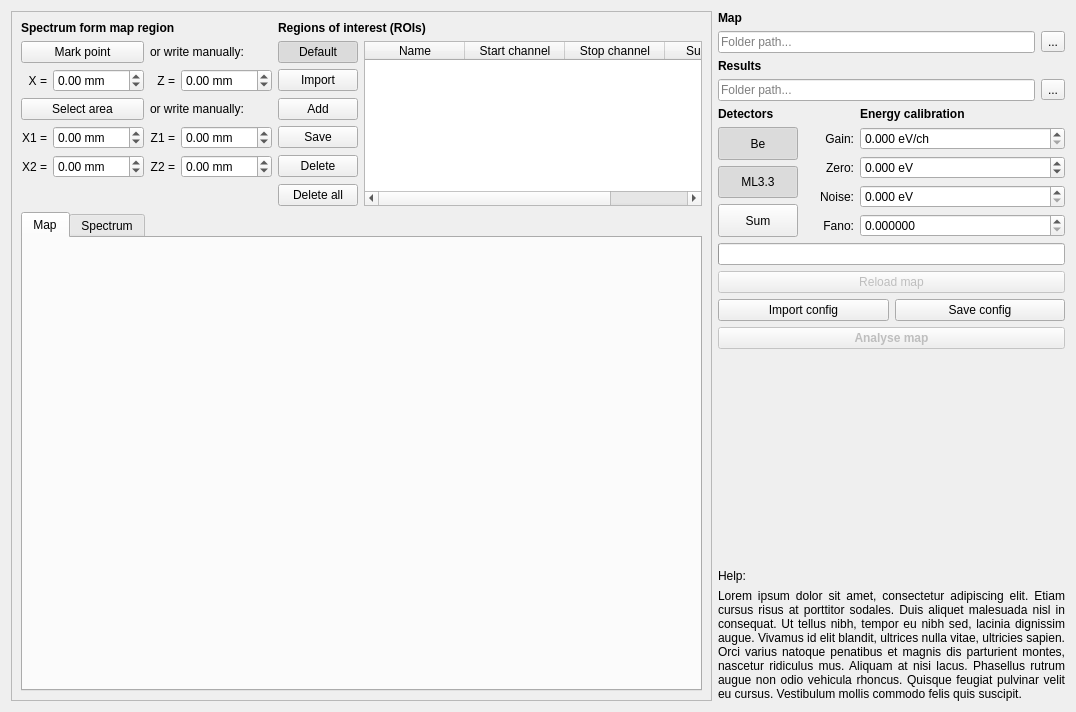
Qt form single.ui (pfilipl/PolyX-XRF-Data-Analyser) before a commit.
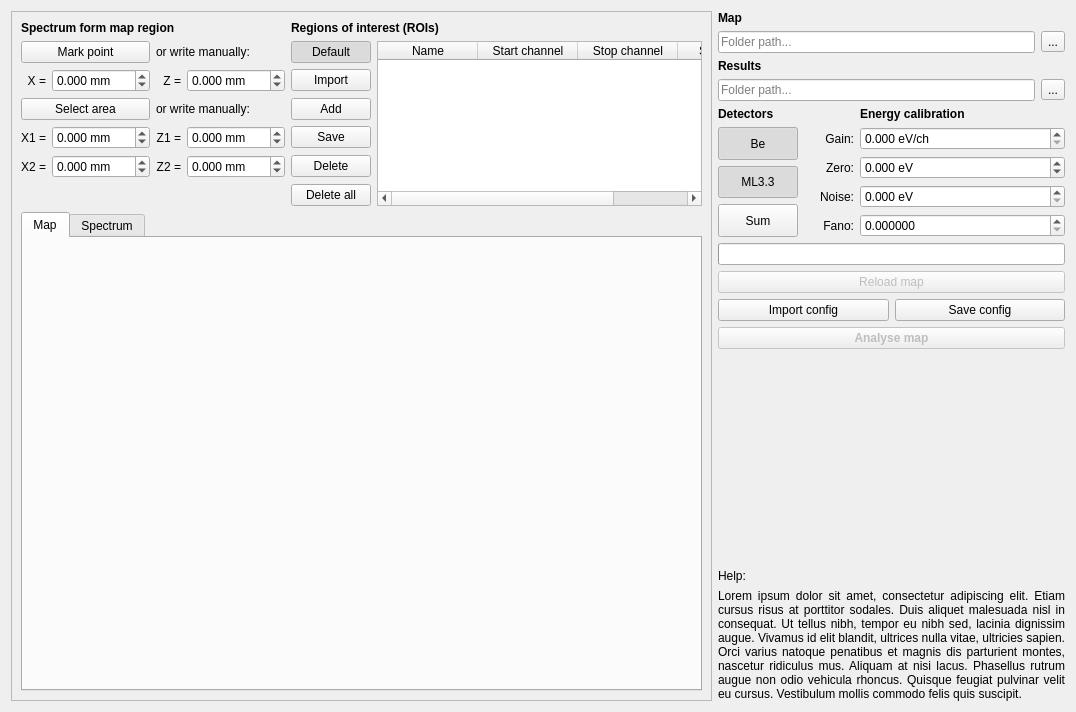
The same form after that commit.

Commit message: Saving and importing single calibration

Patch:
```diff
--- a/single.ui
+++ b/single.ui
@@ -258,6 +258,9 @@
           <property name="suffix">
            <string> mm</string>
           </property>
+          <property name="decimals">
+           <number>3</number>
+          </property>
           <property name="minimum">
            <double>-100.000000000000000</double>
           </property>
@@ -283,6 +286,9 @@
           <property name="suffix">
            <string> mm</string>
           </property>
+          <property name="decimals">
+           <number>3</number>
+          </property>
           <property name="minimum">
            <double>-100.000000000000000</double>
           </property>
@@ -308,6 +314,9 @@
           <property name="suffix">
            <string> mm</string>
           </property>
+          <property name="decimals">
+           <number>3</number>
+          </property>
           <property name="minimum">
            <double>-100.000000000000000</double>
           </property>
@@ -390,6 +399,9 @@
           <property name="suffix">
            <string> mm</string>
           </property>
+          <property name="decimals">
+           <number>3</number>
+          </property>
           <property name="minimum">
            <double>-100.000000000000000</double>
           </property>
@@ -415,6 +427,9 @@
           <property name="suffix">
            <string> mm</string>
           </property>
+          <property name="decimals">
+           <number>3</number>
+          </property>
           <property name="minimum">
            <double>-100.000000000000000</double>
           </property>
@@ -443,6 +458,9 @@
           <property name="suffix">
            <string> mm</string>
           </property>
+          <property name="decimals">
+           <number>3</number>
+          </property>
           <property name="minimum">
            <double>-100.000000000000000</double>
           </property>
```
Left out of the diff: 12 changed lines with no effect on the pictures. The commit also changes 2 other files.
